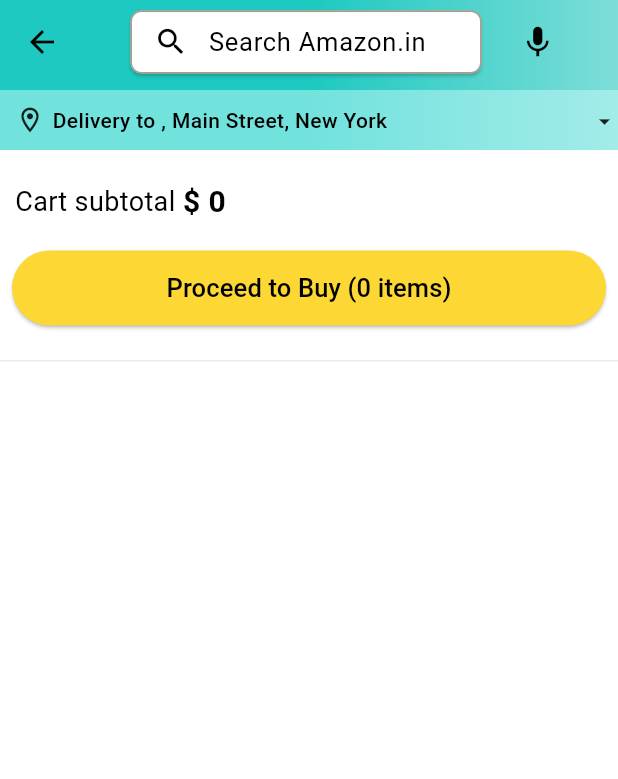
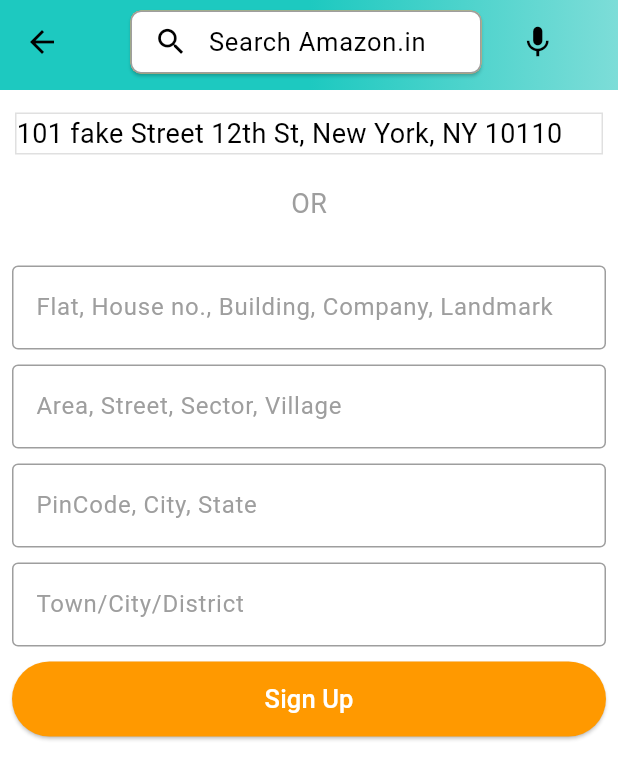
Before and after one commit to HanyMedhat10/Amazon_App_Clone, a Flutter app: the CartScreen screen opened directly, after a tap on an icon or button, on a phone screen of 412 x 824 dp. Shown: the top 779 px of the screen. Run offline on Flutter 3.47's test engine with Material 3 defaults, Android fonts, the phone set to English and light mode, and no system bars; our stand-ins replace badges, carousel_slider, dotted_border, file_picker, flutter_dotenv, flutter_rating_bar and 1 more; missing offline and left inert: cloudinary_public; accounts and stored records are empty.

Commit message:
Add Address Screen and Update Cart Screen to Navigate to Address Screen
- Created a new `AddressScreen` in the `address/screens` directory.
- Implemented a form for entering address details, including fields for flat/building, area, pin code, and city.
- Added navigation to the `AddressScreen` from the `CartScreen` when the "Proceed to Buy" button is pressed.
- Updated the router configuration to include the new `AddressScreen` route.

```diff
--- /dev/null
+++ b/lib/features/address/screens/address_screen.dart
@@ -0,0 +1,188 @@
+import 'package:amazon_clone/common/widgets/custom_button.dart';
+import 'package:amazon_clone/common/widgets/custom_textfield.dart';
+import 'package:amazon_clone/constant/global_variable.dart';
+import 'package:amazon_clone/features/search/screens/search_screen.dart';
+import 'package:flutter/material.dart';
+
+class AddressScreen extends StatefulWidget {
+  static const String routeName = '/address';
+  const AddressScreen({super.key});
+
+  @override
+  State<AddressScreen> createState() => _AddressScreenState();
+}
+
+class _AddressScreenState extends State<AddressScreen> {
+  final _addressFormKey = GlobalKey<FormState>();
+  final TextEditingController _flatBuildingController = TextEditingController();
+  final TextEditingController _areaController = TextEditingController();
+  final TextEditingController _pinCodeController = TextEditingController();
+  final TextEditingController _cityController = TextEditingController();
+  void navigateToSearchScreen(String query) {
+    Navigator.pushNamed(context, SearchScreen.routeName, arguments: query);
+  }
+
+  @override
+  void dispose() {
+    super.dispose();
+    _flatBuildingController.dispose();
+    _areaController.dispose();
+    _pinCodeController.dispose();
+    _cityController.dispose();
+  }
+
+  @override
+  Widget build(BuildContext context) {
+    // var address = context.watch<UserProvider>().user.address ??
+    String address = '101 fake Street 12th St, New York, NY 10110';
+    return Scaffold(
+      appBar: PreferredSize(
+        preferredSize: const Size.fromHeight(60),
+        child: AppBar(
+          flexibleSpace: Container(
+            decoration: const BoxDecoration(
+              gradient: GlobalVariables.appBarGradient,
+            ),
+          ),
+          title: Row(
+            mainAxisAlignment: MainAxisAlignment.spaceBetween,
+            children: [
+              Expanded(
+                child: Container(
+                  height: 42,
+                  margin: const EdgeInsets.only(left: 15),
+                  child: Material(
+                    borderRadius: BorderRadius.circular(7),
+                    elevation: 1,
+                    child: TextFormField(
+                      onFieldSubmitted: navigateToSearchScreen,
+                      decoration: InputDecoration(
+                        prefixIcon: InkWell(
+                          onTap: () {},
+                          child: const Padding(
+                            padding: EdgeInsets.only(left: 6.0),
+                            child: Icon(
+                              Icons.search,
+                              color: Colors.black,
+                              size: 23,
+                            ),
+                          ),
+                        ),
+                        filled: true,
+                        fillColor: Colors.white,
+                        contentPadding: const EdgeInsets.only(top: 10),
+                        border: const OutlineInputBorder(
+                          borderRadius: BorderRadius.all(
+                            Radius.circular(7),
+                          ),
+                          borderSide: BorderSide.none,
+                        ),
+                        enabledBorder: const OutlineInputBorder(
+                          borderRadius: BorderRadius.all(
+                            Radius.circular(7),
+                          ),
+                          borderSide: BorderSide(
+                            color: Colors.black38,
+                            width: 1,
+                          ),
+                        ),
+                        hintText: 'Search Amazon.in',
+                        hintStyle: const TextStyle(
+                          fontWeight: FontWeight.w400,
+                          fontSize: 17,
+                        ),
+                      ),
+                    ),
+                  ),
+                ),
+              ),
+              Container(
+                color: Colors.transparent,
+                height: 42,
+                margin: const EdgeInsets.symmetric(horizontal: 10),
+                padding: const EdgeInsets.only(left: 15, right: 15),
+                child: const Icon(
+                  Icons.mic,
+                  color: Colors.black,
+                  size: 25,
+                ),
+              ),
+            ],
+          ),
+        ),
+      ),
+      body: SingleChildScrollView(
+        child: Column(
+          children: [
+            const SizedBox(height: 15),
+            address.isNotEmpty
+                ? Column(
+                    children: [
+                      Container(
+                        width: double.infinity,
+                        decoration: BoxDecoration(
+                          border: Border.all(
+                            color: Colors.black12,
+                          ),
+                        ),
+                        margin: const EdgeInsets.only(
+                          left: 10,
+                          right: 10,
+                        ),
+                        child: Text(
+                          address,
+                          style: const TextStyle(
+                            fontSize: 18,
+                          ),
+                        ),
+                      ),
+                      const SizedBox(height: 20),
+                      const Text(
+                        'OR',
+                        style: TextStyle(
+                          fontSize: 18,
+                          color: Colors.grey,
+                        ),
+                      ),
+                      const SizedBox(height: 20),
+                    ],
+                  )
+                : const SizedBox(),
+            Padding(
+              padding: const EdgeInsets.all(8.0),
+              child: Form(
+                key: _addressFormKey,
+                child: Column(
+                  children: [
+                    // ? this here is for create User (sign up)
+                    CustomTextfield(
+                      controller: _flatBuildingController,
+                      hintText: 'Flat, House no., Building, Company, Landmark',
+                    ),
+                    const SizedBox(height: 10),
+                    CustomTextfield(
+                      controller: _areaController,
+                      hintText: 'Area, Street, Sector, Village',
+                    ),
+                    const SizedBox(height: 10),
+                    CustomTextfield(
+                      controller: _pinCodeController,
+                      hintText: 'PinCode, City, State',
+                    ),
+                    const SizedBox(height: 10),
+                    CustomTextfield(
+                      controller: _cityController,
+                      hintText: 'Town/City/District',
+                    ),
+                    const SizedBox(height: 10),
+                    CustomButton(text: 'Sign Up', onPressed: () {}),
+                  ],
+                ),
+              ),
+            ),
+          ],
+        ),
+      ),
+    );
+  }
+}
--- a/lib/features/cart/screens/cart_screen.dart
+++ b/lib/features/cart/screens/cart_screen.dart
@@ -1,5 +1,6 @@
 import 'package:amazon_clone/common/widgets/custom_button.dart';
 import 'package:amazon_clone/constant/global_variable.dart';
+import 'package:amazon_clone/features/address/screens/address_screen.dart';
 import 'package:amazon_clone/features/cart/widgets/cart_product.dart';
 import 'package:amazon_clone/features/cart/widgets/cart_subtotal.dart';
 import 'package:amazon_clone/features/home/widgets/address_box.dart';
@@ -19,6 +20,10 @@ class CartScreen extends StatefulWidget {
 class _CartScreenState extends State<CartScreen> {
   void navigateToSearchScreen(String query) {
     Navigator.pushNamed(context, SearchScreen.routeName, arguments: query);
+  }
+
+  void navigateToAddressScreen() {
+    Navigator.pushNamed(context, AddressScreen.routeName);
   }
 
   @override
@@ -109,7 +114,7 @@ class _CartScreenState extends State<CartScreen> {
             padding: const EdgeInsets.all(8.0),
             child: CustomButton(
               text: 'Proceed to Buy (${user.cart.length} items)',
-              onPressed: () {},
+              onPressed: navigateToAddressScreen,
               backgroundColor: Colors.yellow.shade600,
             ),
           ),
--- a/lib/router.dart
+++ b/lib/router.dart
@@ -1,4 +1,5 @@
 import 'package:amazon_clone/common/widgets/bottom_bar.dart';
+import 'package:amazon_clone/features/address/screens/address_screen.dart';
 import 'package:amazon_clone/features/admin/screens/add_product_screens.dart';
 import 'package:amazon_clone/features/auth/screens/auth_screen.dart';
 import 'package:amazon_clone/features/home/screens/category_deals_screen.dart';
@@ -45,6 +46,11 @@ MaterialPageRoute generateRouter(RouteSettings settings) {
         settings: settings,
         builder: (_) => CategoryDealsScreen(category: category),
       );
+    case AddressScreen.routeName:
+      return MaterialPageRoute(
+        settings: settings,
+        builder: (_) => const AddressScreen(),
+      );
     default:
       return MaterialPageRoute(
         settings: settings,
```
